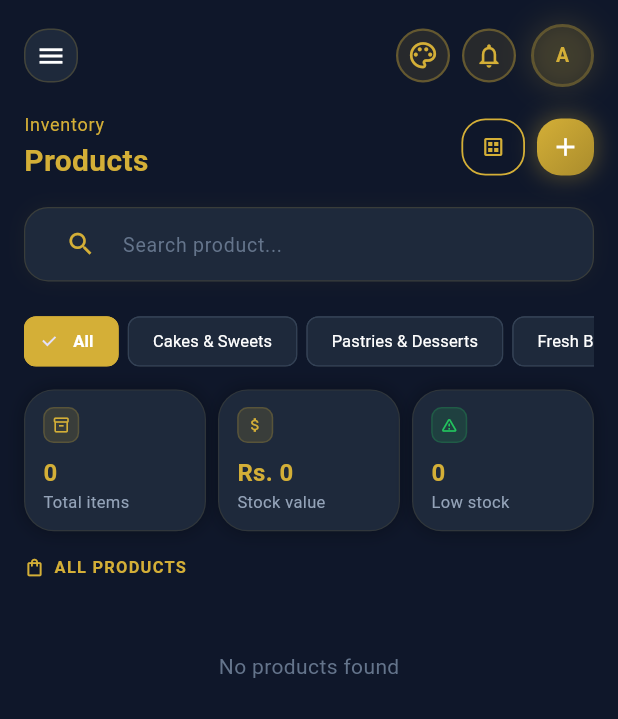
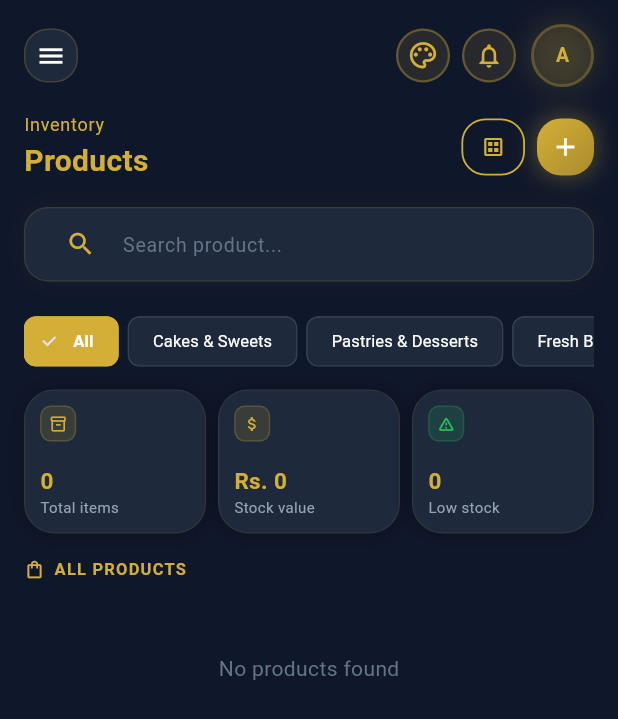
Before and after one commit to Haseeb-ML/Al-Haseeb-Foods-and-Bakers, a Flutter app: the ProductListScreen screen opened directly, on a phone screen of 412 x 824 dp. Shown: the top 719 px of the screen. Run offline on Flutter 3.47's test engine with Material 3 defaults, Android fonts, the phone set to English and light mode, and no system bars; our stand-ins replace cached_network_image, cloud_firestore, file_picker, firebase_auth, firebase_core, flutter_cache_manager and 3 more; accounts and stored records are empty; Roboto replaces fonts that are missing (PlayfairDisplay).

Commit message:
Fix product stats cards size to be equal and uniform

```diff
--- a/lib/screens/admin/product_list_screen.dart
+++ b/lib/screens/admin/product_list_screen.dart
@@ -1200,7 +1200,8 @@ class _StatMiniCard extends StatelessWidget {
   @override
   Widget build(BuildContext context) {
     return Container(
-      padding: const EdgeInsets.symmetric(horizontal: 12, vertical: 11),
+      height: 96,
+      padding: const EdgeInsets.symmetric(horizontal: 10, vertical: 10),
       decoration: BoxDecoration(
         color: card,
         borderRadius: BorderRadius.circular(AppRadius.card),
@@ -1217,6 +1218,7 @@ class _StatMiniCard extends StatelessWidget {
       ),
       child: Column(
         crossAxisAlignment: CrossAxisAlignment.start,
+        mainAxisAlignment: MainAxisAlignment.spaceBetween,
         children: [
           Container(
             width: 24,
@@ -1228,16 +1230,27 @@ class _StatMiniCard extends StatelessWidget {
             ),
             child: Icon(icon, size: 12, color: color),
           ),
-          const SizedBox(height: 8),
+          Column(
+            crossAxisAlignment: CrossAxisAlignment.start,
+            children: [
               Text(
                 value,
                 style: TextStyle(
-              fontSize: 16,
+                  fontSize: 15,
                   fontWeight: FontWeight.w600,
                   color: isDark ? accentController.value : textPrimary,
                 ),
-          ),
-          Text(label, style: TextStyle(fontSize: 11, color: textSecondary)),
+                maxLines: 1,
+                overflow: TextOverflow.ellipsis,
+              ),
+              Text(
+                label,
+                style: TextStyle(fontSize: 10, color: textSecondary),
+                maxLines: 1,
+                overflow: TextOverflow.ellipsis,
+              ),
+            ],
+          ),
         ],
       ),
     );
```
Lines whose indentation alone changed are shown as unchanged.
